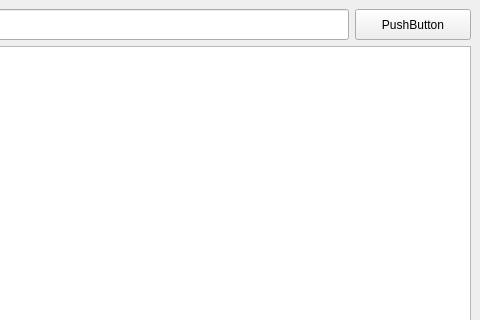
Old version of the form ui/main_window.ui in the repository petko-todorov/activity-log; both pictures show x 343 to 823 and y 0 to 320 of the 823 by 538 pixel window.
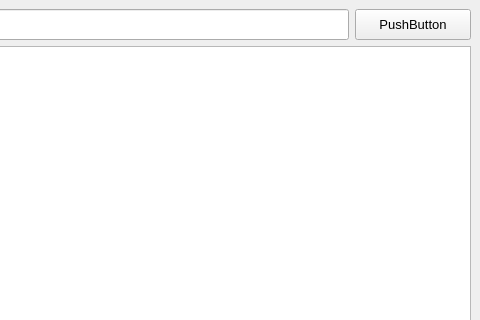
New version of the form.

Commit message: Update UI element fonts and correct the UI file name reference.

Diff of the .ui file:
```diff
--- a/ui/main_window.ui
+++ b/ui/main_window.ui
@@ -47,6 +47,11 @@
           <height>31</height>
          </size>
         </property>
+        <property name="font">
+         <font>
+          <pointsize>10</pointsize>
+         </font>
+        </property>
         <property name="text">
          <string>PushButton</string>
         </property>
```
Left out of the diff: 13 changed lines with no effect on the pictures. The commit also changes 1 other file.
